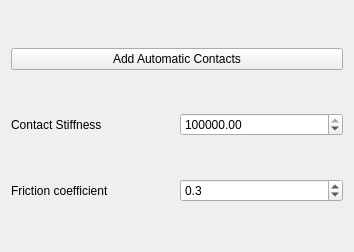
makkemal/FreeCAD, file src/Mod/Fem/Gui/Resources/ui/AutoContact.ui: the form before one commit.
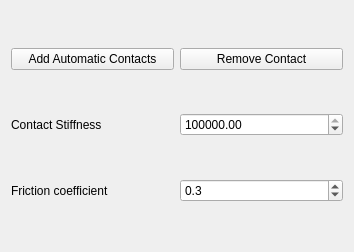
The form after the commit.

Commit message: FEM: Auto remove contact added

```diff
--- a/src/Mod/Fem/Gui/Resources/ui/AutoContact.ui
+++ b/src/Mod/Fem/Gui/Resources/ui/AutoContact.ui
@@ -25,6 +25,13 @@
          </property>
         </widget>
        </item>
+       <item>
+        <widget class="QPushButton" name="btnRMContact">
+         <property name="text">
+          <string>Remove Contact</string>
+         </property>
+        </widget>
+       </item>
       </layout>
      </item>
     </layout>
```
The commit also changes 2 other files.
